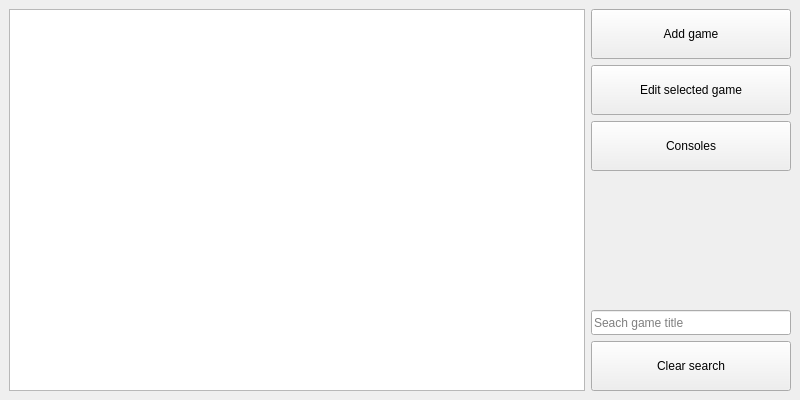
Cyanisk/GamesList, file MainWindow.ui: the form before one commit.
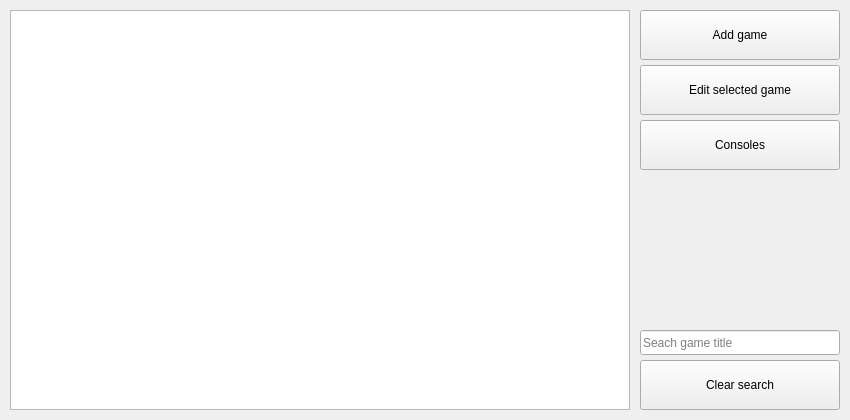
The form after the commit.

Diff of the .ui file:
```diff
--- a/MainWindow.ui
+++ b/MainWindow.ui
@@ -6,20 +6,50 @@
    <rect>
     <x>0</x>
     <y>0</y>
-    <width>800</width>
-    <height>400</height>
+    <width>850</width>
+    <height>420</height>
    </rect>
   </property>
+  <property name="minimumSize">
+   <size>
+    <width>850</width>
+    <height>420</height>
+   </size>
+  </property>
+  <property name="maximumSize">
+   <size>
+    <width>850</width>
+    <height>420</height>
+   </size>
+  </property>
   <property name="windowTitle">
    <string>MainWindow</string>
   </property>
   <widget class="QWidget" name="centralwidget">
    <layout class="QHBoxLayout" name="horizontalLayout" stretch="1,0">
+    <property name="spacing">
+     <number>10</number>
+    </property>
+    <property name="leftMargin">
+     <number>10</number>
+    </property>
+    <property name="topMargin">
+     <number>10</number>
+    </property>
+    <property name="rightMargin">
+     <number>10</number>
+    </property>
+    <property name="bottomMargin">
+     <number>10</number>
+    </property>
     <item>
      <widget class="QTableView" name="tableView"/>
     </item>
     <item>
      <layout class="QVBoxLayout" name="verticalLayout">
+      <property name="spacing">
+       <number>5</number>
+      </property>
       <item>
        <widget class="QPushButton" name="button_add">
         <property name="minimumSize">
```
Left out of the diff: 2 changed lines with no effect on the pictures.
